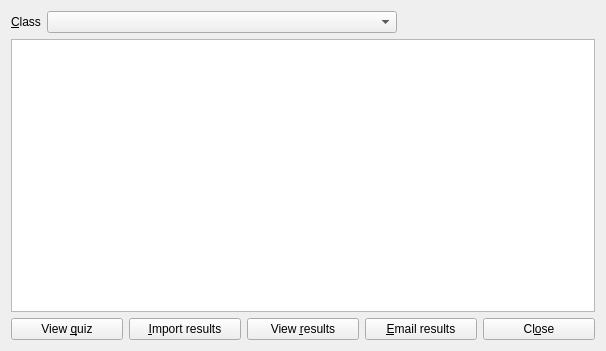
The window that designer/history.ui (sobjornstad/clicker-quiz-manager) describes before a commit, drawn with Qt 5.
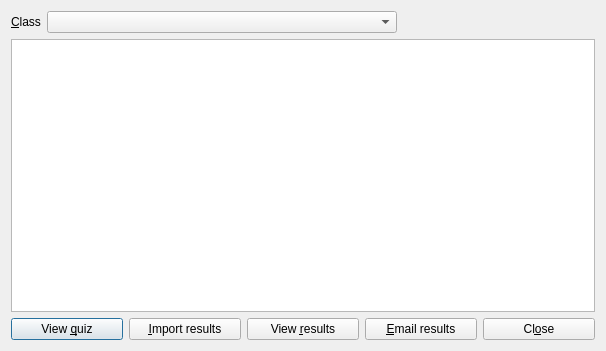
The same window after the commit.

```diff
--- a/designer/history.ui
+++ b/designer/history.ui
@@ -108,7 +108,7 @@
           <string>View &amp;quiz</string>
          </property>
          <property name="autoDefault">
-          <bool>false</bool>
+          <bool>true</bool>
          </property>
         </widget>
        </item>
```
Left out of the diff: 8 changed lines with no effect on the pictures.
